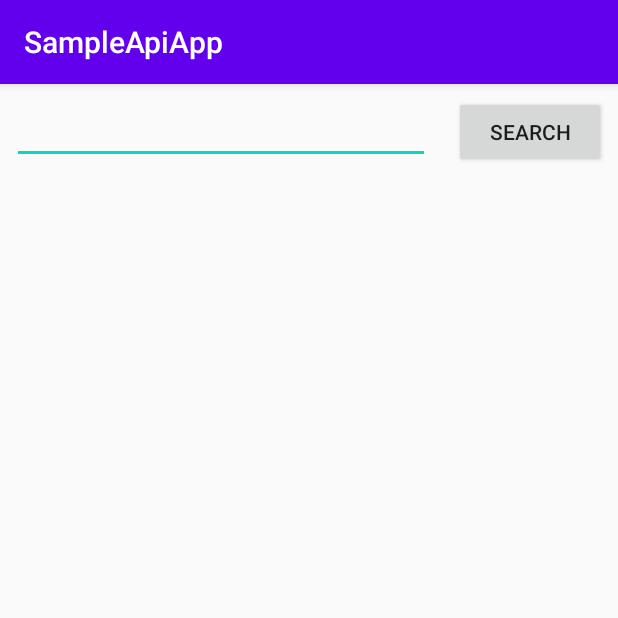
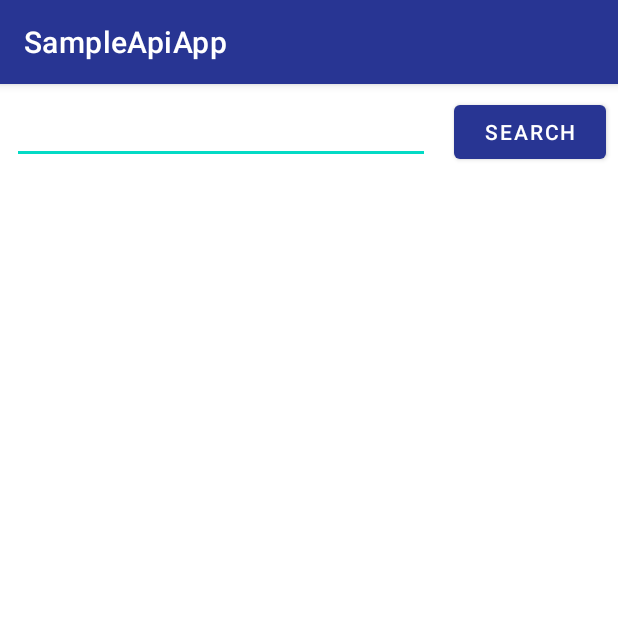
Before and after one commit to TadashiCZ/sample-api-app, an Android app: the screen it shows after launch (MainActivity), on a phone screen of 412 x 824 dp, the top half of it. Run offline under Robolectric (Android 15) with nearby library versions, the phone set to English and light mode, and no system bars.

Commit message:
add basic material style (no customization)

```diff
--- a/SampleApiApp/app/build.gradle
+++ b/SampleApiApp/app/build.gradle
@@ -37,6 +37,7 @@ dependencies {
     implementation 'androidx.appcompat:appcompat:1.1.0'
     implementation 'androidx.core:core-ktx:1.2.0'
     implementation 'androidx.recyclerview:recyclerview:1.1.0'
+    implementation 'com.google.android.material:material:1.1.0'
     testImplementation 'junit:junit:4.12'
     androidTestImplementation 'androidx.test.ext:junit:1.1.1'
     androidTestImplementation 'androidx.test.espresso:espresso-core:3.2.0'
--- a/SampleApiApp/app/src/main/java/cz/tadeasvalenta/sample/MainActivity.kt
+++ b/SampleApiApp/app/src/main/java/cz/tadeasvalenta/sample/MainActivity.kt
@@ -26,6 +26,7 @@ class MainActivity : AppCompatActivity() {
         setContentView(R.layout.activity_main)
         rvSearchResults.layoutManager = LinearLayoutManager(this)
         rvSearchResults.adapter = RecyclerViewAdapter(searchResults)
+        rvSearchResults.setHasFixedSize(true)
         btnSearch.setOnClickListener {
             pbCircualProgress.visibility = View.VISIBLE
             val response = iApi.searchRepositories(etSearchInput.text.toString())
--- a/SampleApiApp/app/src/main/res/layout/activity_main.xml
+++ b/SampleApiApp/app/src/main/res/layout/activity_main.xml
@@ -22,7 +22,7 @@
             android:layout_height="wrap_content"
             android:orientation="horizontal">
 
-            <EditText
+            <com.google.android.material.textfield.TextInputEditText
                 android:id="@+id/etSearchInput"
                 android:layout_width="fill_parent"
                 android:layout_height="wrap_content"
--- a/SampleApiApp/app/src/main/res/values/colors.xml
+++ b/SampleApiApp/app/src/main/res/values/colors.xml
@@ -1,6 +1,7 @@
 <?xml version="1.0" encoding="utf-8"?>
 <resources>
-    <color name="colorPrimary">#6200EE</color>
-    <color name="colorPrimaryDark">#3700B3</color>
+    <color name="colorPrimary">#283593</color>
+    <color name="colorPrimaryDark">#001064</color>
+    <color name="colorPrimaryLight">#5f5fc4</color>
     <color name="colorAccent">#03DAC5</color>
 </resources>
--- a/SampleApiApp/app/src/main/res/values/styles.xml
+++ b/SampleApiApp/app/src/main/res/values/styles.xml
@@ -1,7 +1,7 @@
 <resources>
 
     <!-- Base application theme. -->
-    <style name="AppTheme" parent="Theme.AppCompat.Light.DarkActionBar">
+    <style name="AppTheme" parent="Theme.MaterialComponents.Light.DarkActionBar">
         <!-- Customize your theme here. -->
         <item name="colorPrimary">@color/colorPrimary</item>
         <item name="colorPrimaryDark">@color/colorPrimaryDark</item>
```
Also changed, not shown: SampleApiApp/app/src/main/res/layout/search_result_item.xml (+18 -6 lines).
